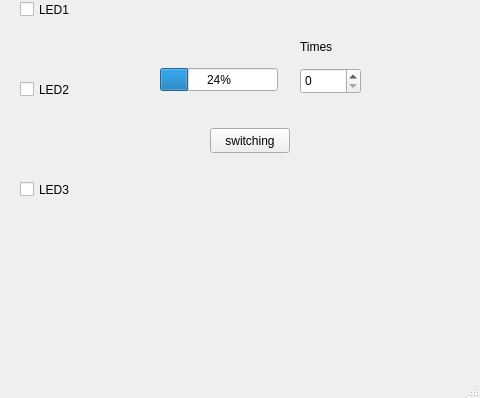
Qt form mainwindow.ui (jykuo-love-shiritori/cross-compile-thing) before a commit; both pictures show x 320 to 800 and y 202 to 600 of the 800 by 600 pixel window.
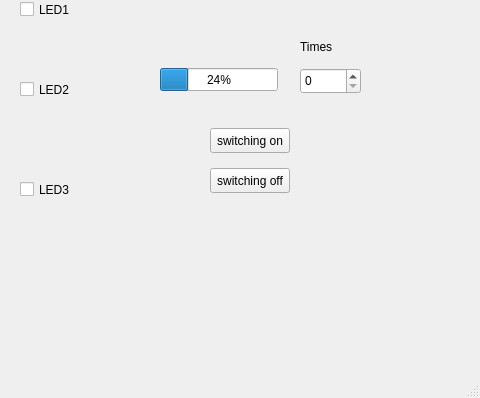
The same form after that commit. Icons and pictures are not drawn.

```diff
--- a/mainwindow.ui
+++ b/mainwindow.ui
@@ -89,7 +89,7 @@
      </rect>
     </property>
     <property name="text">
-     <string>switching</string>
+     <string>switching on</string>
     </property>
     <property name="shortcut">
      <string>S</string>
@@ -239,6 +239,22 @@
      <string>Switching Speed</string>
     </property>
    </widget>
+   <widget class="QPushButton" name="pushButton_3">
+    <property name="geometry">
+     <rect>
+      <x>530</x>
+      <y>370</y>
+      <width>80</width>
+      <height>25</height>
+     </rect>
+    </property>
+    <property name="text">
+     <string>switching off</string>
+    </property>
+    <property name="shortcut">
+     <string>D</string>
+    </property>
+   </widget>
   </widget>
   <widget class="QMenuBar" name="menubar">
    <property name="geometry">
```
Left out of the diff: 31 changed lines with no effect on the pictures.
